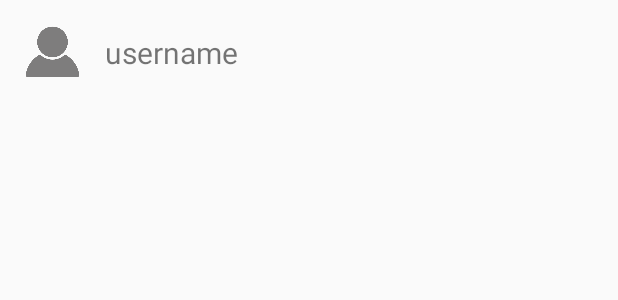
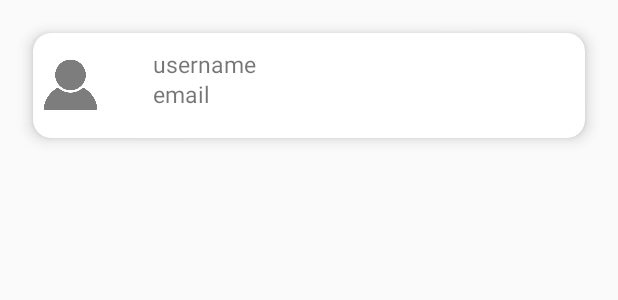
Before and after one commit to QZhuLucas/CS441CatChat, an Android app: the layout item_students.xml on its own in the app's theme, with its tools: preview values and no code run, on a phone screen of 412 x 824 dp. Shown: the top 300 px of the screen. Run offline under Robolectric (Android 15) with nearby library versions, the phone set to English and light mode, and no system bars.

Commit message:
CardView from all student and scrollable!

```diff
--- a/app/src/main/java/com/example/catchat/Adapter/UserAdapter.java
+++ b/app/src/main/java/com/example/catchat/Adapter/UserAdapter.java
@@ -37,7 +37,9 @@ public class UserAdapter extends RecyclerView.Adapter<UserAdapter.ViewHolder> {
     @Override
     public void onBindViewHolder(@NonNull ViewHolder viewHolder, int i) {
         User users = user.get(i);
-        viewHolder.username.setText(users.getName());
+        viewHolder.username.setText("Name: " + users.getName());
+        viewHolder.useremail.setText("Email: " + users.getEmailAddress());
+
     }
 
     @Override
@@ -46,13 +48,14 @@ public class UserAdapter extends RecyclerView.Adapter<UserAdapter.ViewHolder> {
     }
 
     public class ViewHolder extends RecyclerView.ViewHolder{
-        public TextView username;
+        public TextView username, useremail;
         public ImageView profile_image;
 
         public ViewHolder(View itemView){
             super(itemView);
 
             username = itemView.findViewById(R.id.username);
+            useremail = itemView.findViewById(R.id.useremail);
             profile_image = itemView.findViewById(R.id.profile_Image);
         }
     }
--- a/app/src/main/res/layout/item_students.xml
+++ b/app/src/main/res/layout/item_students.xml
@@ -1,25 +1,55 @@
 <?xml version="1.0" encoding="utf-8"?>
-<RelativeLayout
-    xmlns:android="http://schemas.android.com/apk/res/android"
+<RelativeLayout xmlns:android="http://schemas.android.com/apk/res/android"
     android:layout_width="match_parent"
     android:layout_height="wrap_content"
+    xmlns:app="http://schemas.android.com/apk/res-auto"
     android:padding="10dp">
 
+
+
+    <android.support.v7.widget.CardView
+        android:layout_width="match_parent"
+        android:layout_height="wrap_content"
+        app:cardElevation="6dp"
+        app:cardCornerRadius="12dp"
+        android:layout_margin="12dp">
         <ImageView
             android:layout_width="50dp"
-        android:layout_height="50dp"
+            android:layout_height="70dp"
             android:id="@+id/profile_Image"
             android:src="@drawable/headimage"/>
-    <TextView
+
+
             android:layout_width="wrap_content"
             android:layout_height="wrap_content"
+            android:layout_centerVertical="true"
+            android:layout_marginStart="50dp"
+            android:layout_marginLeft="1dp"
+            android:orientation="horizontal">
+
+            <TextView
+                android:id="@+id/username"
+                android:layout_width="wrap_content"
+                android:layout_height="wrap_content"
+                android:layout_centerVertical="true"
+                android:layout_marginTop="10dp"
                 android:text="username"
-        android:id="@+id/username"
-        android:layout_toRightOf="@+id/profile_Image"
-        android:layout_toEndOf="@+id/profile_Image"
-        android:layout_marginLeft="10dp"
+                android:textSize="15sp"
+                android:layout_marginLeft="80dp"/>
+
+            <TextView
+                android:id="@+id/useremail"
+                android:layout_width="wrap_content"
+                android:layout_height="wrap_content"
                 android:layout_centerVertical="true"
-        android:textSize="20sp"/>
+                android:layout_marginTop="30dp"
+                android:text="email"
+                android:layout_marginLeft="80dp"
+                android:textSize="15sp" />
+
+    </android.support.v7.widget.CardView>
+
+
 
 
 
```
Lines whose indentation alone changed are shown as unchanged.
